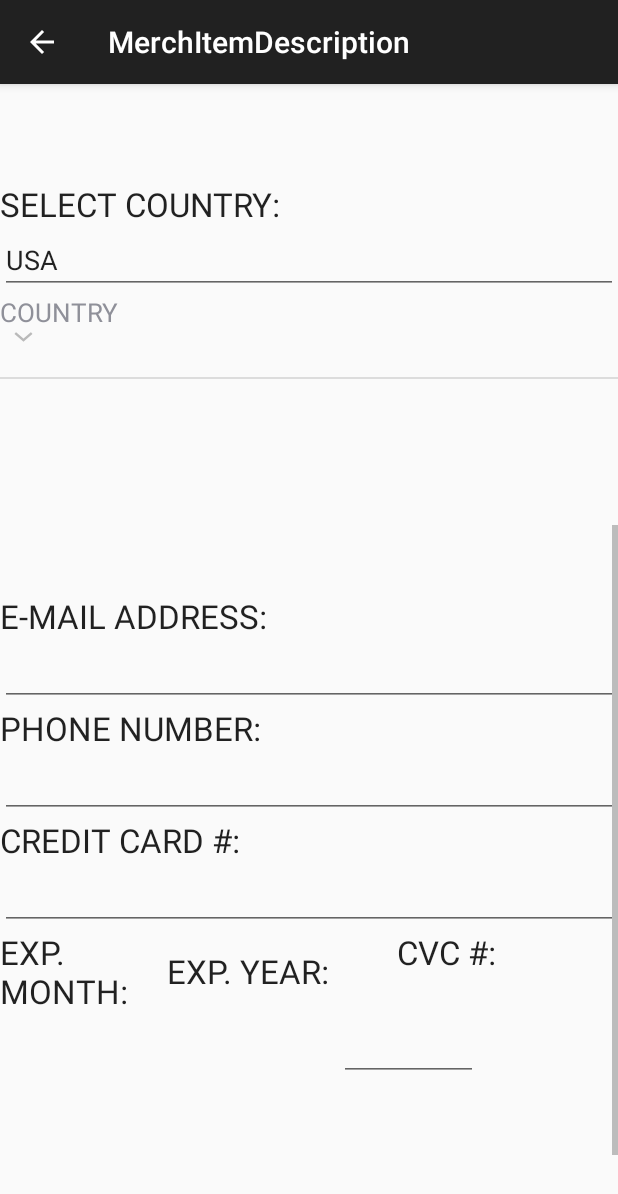
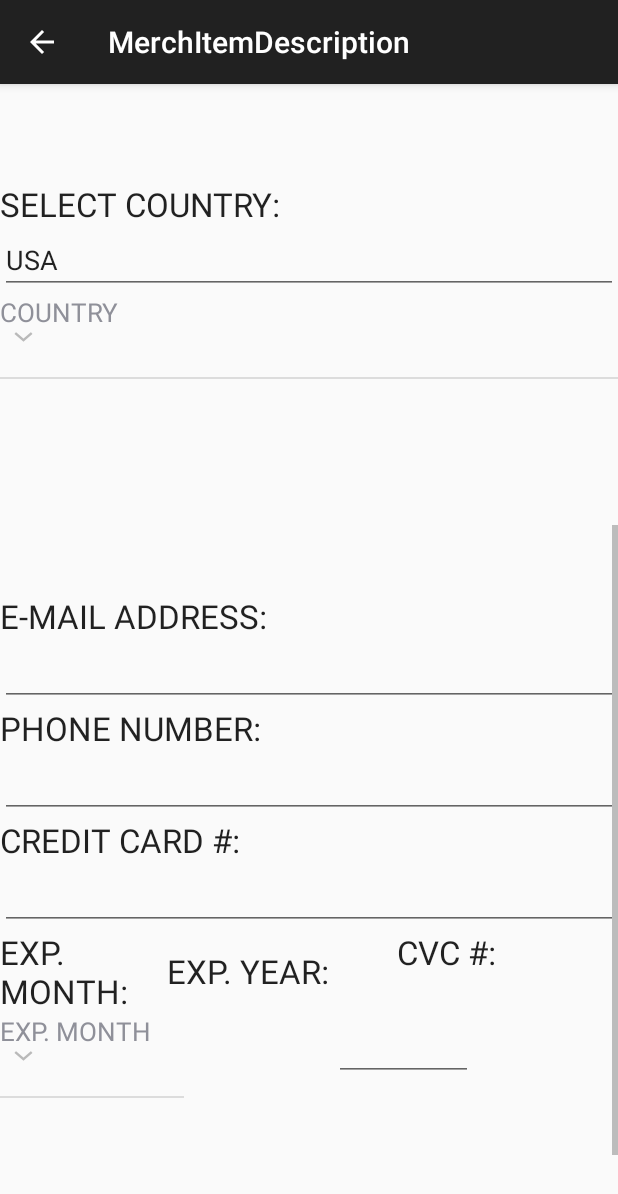
Before and after one commit to tujasiri/Truth-Universal-App-Android, an Android app: the StripeActivity screen opened directly, with no data from a screen before it, scrolled down 537 dp, on a phone screen of 412 x 824 dp. Shown: the top 1194 px of the screen. Run offline under Robolectric (Android 15) with nearby library versions, the phone set to English and light mode, and no system bars; 1 statement that could not run was skipped.

Commit message:
Just checking in all changes...The "Exp. Month" expandable listview not working in this version.

```diff
--- a/app/src/main/java/com/truthuniversal/tujasiri/truthuniversalapp/StripeActivity.java
+++ b/app/src/main/java/com/truthuniversal/tujasiri/truthuniversalapp/StripeActivity.java
@@ -66,9 +66,20 @@ public class StripeActivity extends AppCompatActivity {
 
     public static final List<Map<String,String>> groupStateMapList = new ArrayList<Map<String,String>>();
 
+    public static final List<Map<String,String>> groupExpMonthMapList = new ArrayList<Map<String,String>>();
+
+    public static final List<Map<String,String>> groupExpYearMapList = new ArrayList<Map<String,String>>();
+
+
     public static final List<List<Map<String,String>>> childMap = new ArrayList<List<Map<String,String>>>();
 
     public static final List<List<Map<String,String>>> childStateMap = new ArrayList<List<Map<String,String>>>();
+
+    public static final List<List<Map<String,Integer>>> childExpMonthMap = new ArrayList<List<Map<String,Integer>>>();
+
+    public static final List<List<Map<String,Integer>>> childExpYearhMap = new ArrayList<List<Map<String,Integer>>>();
+
+
 
 
     public static final Map<String, String> childItemMap1 = new HashMap<String, String>();
@@ -110,6 +121,8 @@ public class StripeActivity extends AppCompatActivity {
     ExpandableListAdapter listAdapter;
     ExpandableListView expListView;
     ExpandableListView expStateListView;
+    ExpandableListView expMonthListView;
+    ExpandableListView expYearListView;
 
 
 
@@ -166,6 +179,12 @@ public class StripeActivity extends AppCompatActivity {
         // get the state listview
         expStateListView = (ExpandableListView) findViewById(R.id.stateExpandableListView);
 
+        // get the state listview
+        expMonthListView = (ExpandableListView) findViewById(R.id.expandableListViewMonth);
+
+        // get the state listview
+        expYearListView = (ExpandableListView) findViewById(R.id.expandableListViewYear);
+
         // preparing list data
         //prepareListData();
         listDataHeader.add("Countries");
@@ -187,6 +206,13 @@ public class StripeActivity extends AppCompatActivity {
             e.printStackTrace();
         }
 
+
+        try {
+            childExpYearMapList = populateExpirationList(jsonMonthResource,"year");
+        } catch (JSONException e) {
+            e.printStackTrace();
+        }
+
         /*
         childMapList.add(childItemMap1);
         childMapList.add(childItemMap2);
@@ -198,13 +224,25 @@ public class StripeActivity extends AppCompatActivity {
 
         childMap.add(childMapList);
         childStateMap.add(childStateMapList);
+        childExpMonthMap.add(childExpMonthMapList);
+        childExpYearhMap.add(childExpYearMapList);
+
 
         groupItemMap.put("Group Item", "COUNTRY");
         groupStateItemMap.put("State Group Item", "STATE");
+        groupExpMonthItemMap.put("ExpMonth Group Item", "EXP. MONTH");
+        groupExpYearItemMap.put("ExpYear Group Item", "EXP. YEAR");
+
+
 
 
         groupMapList.add(groupItemMap);
         groupStateMapList.add(groupStateItemMap);
+        groupExpMonthMapList.add(groupExpMonthItemMap);
+        groupExpYearMapList.add(groupExpYearItemMap);
+
+
+
 
 
 
@@ -225,23 +263,6 @@ public class StripeActivity extends AppCompatActivity {
                             new int[] { R.id.tvChild}     // Data under the keys above go into these TextViews.
                     );
 
-            //expListView.setAdapter(expListAdapter);
-            /*
-
-            expListView.setOnItemClickListener(new AdapterView.OnItemClickListener() {
-                @Override
-                public void onItemClick(AdapterView<?> parent, View view, int position, long id) {
-                    String cn = countryItemList.get(position).country_name;
-
-                    Toast.makeText(getApplicationContext(),
-                            String.format("COUNTRY ==> %s",cn),
-                            Toast.LENGTH_SHORT).show();
-
-
-                }
-
-            });
-            */
 
             expListView.setAdapter(expListAdapter);
 
@@ -249,7 +270,7 @@ public class StripeActivity extends AppCompatActivity {
 
         }
         catch(Exception e){
-            System.out.println(String.format("LISTADAPTER EX ==>%s", e.toString()));
+            System.out.println(String.format("MONTH LISTADAPTER EX ==>%s", e.toString()));
 
         }
 
@@ -427,9 +448,121 @@ public class StripeActivity extends AppCompatActivity {
         });
 
 
-        //********EXPANDABLE LIST VIEW FOR STATE
+        //********EXPANDABLE LISTVIEW FOR STATE
 
 
+        //*******EXPANDABLE LISTVIEW FOR EXP MONTH
+
+
+        try {
+
+            SimpleExpandableListAdapter expExpMonthListAdapter =
+                    new SimpleExpandableListAdapter(
+                            getApplication().getApplicationContext(),
+                            groupExpMonthMapList,              // Creating group List.
+                            R.layout.month_header,             // Group item layout XML.
+                            new String[] { "ExpMonth Group Item" },  // the key of group item.
+                            new int[] { R.id.tvMonthGroup },    // ID of each group item.-Data under the key goes into this TextView.
+                            childExpMonthMap,              // childData describes second-level <span id="IL_AD5" class="IL_AD">entries</span>.
+                            R.layout.month_child,             // Layout for sub-level entries(second level).
+                            new String[] {"month"},      // Keys in childData maps to display.
+                            new int[] { R.id.tvMonthChild}     // Data under the keys above go into these TextViews.
+                    );
+
+
+
+            expMonthListView.setAdapter(expExpMonthListAdapter);
+
+
+
+        }
+        catch(Exception e){
+            System.out.println(String.format("MONTH LISTADAPTER EX ==>%s", e.toString()));
+
+        }
+
+        expMonthListView.setOnChildClickListener(new ExpandableListView.OnChildClickListener() {
+            @Override
+            public boolean onChildClick(ExpandableListView parent, View v, int groupPosition, int childPosition, long id) {
+                /*
+                int expMonth = childExpMonthMapList.get(childPosition).get("month");
+                Toast.makeText(getApplicationContext(),
+                        String.format("STATE ==> %d", expMonth),
+                        Toast.LENGTH_SHORT).show();
+                */
+
+
+
+                //expListView.setChoiceMode(ExpandableListView.CHOICE_MODE_SINGLE);
+                /*
+                EditText stateAbbrevText = (EditText) findViewById(R.id.xxxxx);
+                stateAbbrevText.setText(String.format("%d",expMonth));
+                */
+
+                expMonthListView.collapseGroup(groupPosition);
+
+                return false;
+            }
+        });
+
+
+        // Listview Group click listener
+        expMonthListView.setOnGroupClickListener(new ExpandableListView.OnGroupClickListener() {
+
+            @Override
+            public boolean onGroupClick(ExpandableListView parent, View v,
+                                        int groupPosition, long id) {
+                // Toast.makeText(getApplicationContext(),
+                // "Group Clicked " + listDataHeader.get(groupPosition),
+                // Toast.LENGTH_SHORT).show();
+                return false;
+            }
+        });
+
+        // Listview Group expanded listener
+        expMonthListView.setOnGroupExpandListener(new ExpandableListView.OnGroupExpandListener() {
+
+            @Override
+            public void onGroupExpand(int groupPosition) {
+                Toast.makeText(getApplicationContext(),
+                        groupExpMonthMapList.get(groupPosition) + " Month Expanded",
+                        Toast.LENGTH_SHORT).show();
+
+                ExpandableListView emlv = (ExpandableListView) findViewById(R.id.expandableListViewMonth);
+                emlv.setMinimumHeight(1300);
+
+                ViewGroup.LayoutParams stateLayoutParams = expMonthListView.getLayoutParams();
+                stateLayoutParams.height = 1300;
+                expMonthListView.setLayoutParams(stateLayoutParams);
+                expMonthListView.requestLayout();
+            }
+        });
+
+        // Listview Group collasped listener
+        expMonthListView.setOnGroupCollapseListener(new ExpandableListView.OnGroupCollapseListener() {
+
+            @Override
+            public void onGroupCollapse(int groupPosition) {
+                Toast.makeText(getApplicationContext(),
+                        groupExpMonthMapList.get(groupPosition) + " Month Collapsed",
+                        Toast.LENGTH_SHORT).show();
+
+                ViewGroup.LayoutParams monthLayoutParams = expMonthListView.getLayoutParams();
+                monthLayoutParams.height = 100;
+                expMonthListView.setLayoutParams(monthLayoutParams);
+                expMonthListView.requestLayout();
+
+            }
+        });
+
+
+
+        //*******END EXPANDABLE LISTVIEW FOR EXP MONTH
+
+
+
+        //*******EXPANDABLE LISTVIEW FOR EXP YEAR
+        //*******END EXPANDABLE LISTVIEW FOR EXP YEAR
 
 
 
@@ -643,11 +776,11 @@ public class StripeActivity extends AppCompatActivity {
 
             JSONObject jsonObject = new JSONObject(jsonExpArray.get(idx).toString());
 
-            Map<String,Integer> tempCountryMap = new HashMap<String,Integer>();
+            Map<String,Integer> tempExpMap = new HashMap<String,Integer>();
 
-            tempCountryMap.put(resourceKey.toString(),(Integer)jsonObject.get(resourceKey.toString()));
+            tempExpMap.put(resourceKey.toString(),(Integer)jsonObject.get(resourceKey.toString()));
 
-            mapList.add(tempCountryMap);
+            mapList.add(tempExpMap);
 
 
         }//end for
--- a/app/src/main/res/layout/month_header.xml
+++ b/app/src/main/res/layout/month_header.xml
@@ -6,11 +6,10 @@
 
 
     <TextView
-        android:id="@+id/tvMonthHeader"
+        android:id="@+id/tvMonthGroup"
         android:layout_width="fill_parent"
         android:layout_height="wrap_content"
         android:layout_marginRight="15dp"
-        android:textColor="#000000"
         android:textSize="17dip" />
 
 </LinearLayout>
--- a/app/src/main/res/layout/stripe_checkout.xml
+++ b/app/src/main/res/layout/stripe_checkout.xml
@@ -350,17 +350,17 @@
         android:id="@+id/stripe_group4">
 
         <ExpandableListView
-            android:layout_width="102dp"
+            android:layout_width="100dp"
             android:layout_height="200dp"
-            android:id="@+id/expandableListViewYear"
+            android:id="@+id/expandableListViewMonth"
             android:layout_gravity="center_horizontal"
             android:choiceMode="singleChoice"
             android:layout_weight="0.18" />
 
         <ExpandableListView
-            android:layout_width="102dp"
+            android:layout_width="100dp"
             android:layout_height="200dp"
-            android:id="@+id/expandableListViewMonth"
+            android:id="@+id/expandableListViewYear"
             android:layout_gravity="center_horizontal"
             android:choiceMode="singleChoice"
            />
```
Also changed, not shown: app/src/main/res/layout/year_header.xml (+8 -0 lines), 37 other files.
